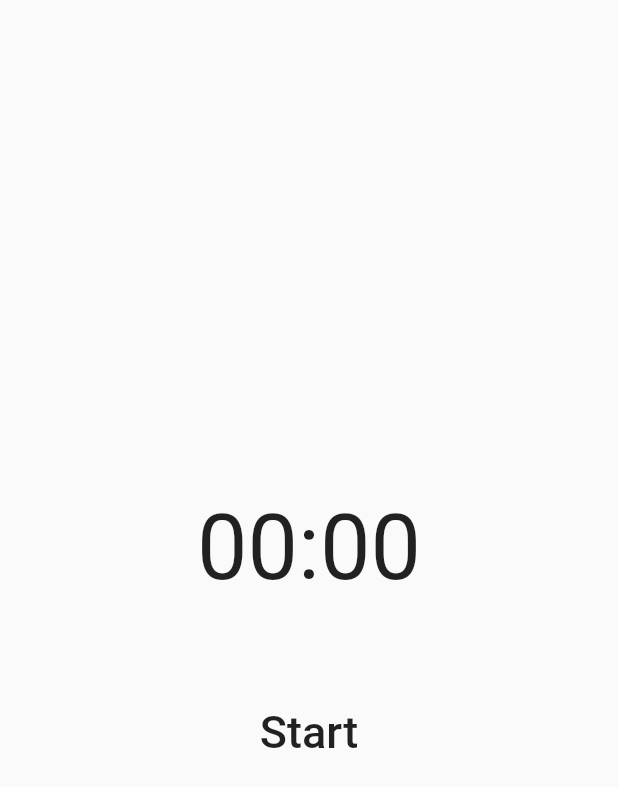
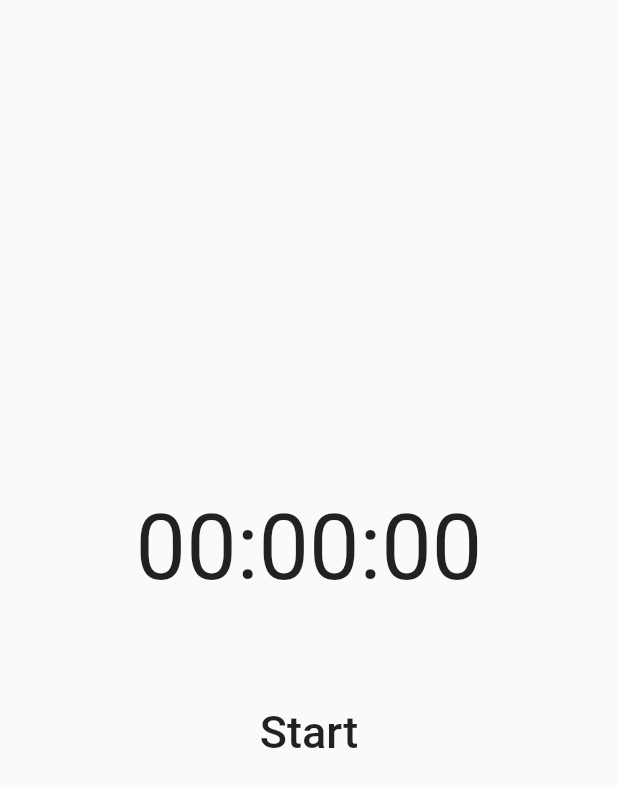
Before and after one commit to martinpelli/flutter_tookane_challenge, a Flutter app: the screen it shows after launch, on a phone screen of 412 x 824 dp. Shown: the top 787 px of the screen. Run offline on Flutter 3.47's test engine with Material 2 defaults, Android fonts, the light colour scheme and no system bars; our stand-ins replace bloc, flutter_bloc.

Commit message:
timer bloc logic

```diff
--- a/lib/main.dart
+++ b/lib/main.dart
@@ -1,4 +1,7 @@
 import 'package:flutter/material.dart';
+import 'package:flutter_bloc/flutter_bloc.dart';
+import 'package:flutter_tookane_challenge/models/ticker_model.dart';
+import 'package:flutter_tookane_challenge/timer/bloc/timer_bloc.dart';
 import 'package:flutter_tookane_challenge/timer/screens/timer_screen.dart';
 
 void main() => runApp(const TookaneChallengeApp());
@@ -8,6 +11,8 @@ class TookaneChallengeApp extends StatelessWidget {
 
   @override
   Widget build(BuildContext context) {
-    return const MaterialApp(debugShowCheckedModeBanner: false, title: 'Tookane Challenge App', home: TimerScreen());
+    return BlocProvider(
+        create: (_) => TimerBloc(ticker: TickerModel()),
+        child: const MaterialApp(debugShowCheckedModeBanner: false, title: 'Tookane Challenge App', home: TimerScreen()));
   }
 }
--- /dev/null
+++ b/lib/models/ticker_model.dart
@@ -0,0 +1,5 @@
+class TickerModel {
+  Stream<int> tick() {
+    return Stream.periodic(const Duration(seconds: 1), (computationCount) => computationCount + 1);
+  }
+}
--- a/lib/timer/bloc/timer_bloc.dart
+++ b/lib/timer/bloc/timer_bloc.dart
@@ -1,13 +1,48 @@
+import 'dart:async';
+
 import 'package:bloc/bloc.dart';
 import 'package:meta/meta.dart';
+
+import '../../models/ticker_model.dart';
 
 part 'timer_event.dart';
 part 'timer_state.dart';
 
 class TimerBloc extends Bloc<TimerEvent, TimerState> {
-  TimerBloc() : super(TimerInitial()) {
-    on<TimerEvent>((event, emit) {
-      // TODO: implement event handler
-    });
+  final TickerModel _ticker;
+
+  StreamSubscription<int>? _tickerSubscription;
+
+  TimerBloc({required TickerModel ticker})
+      : _ticker = ticker,
+        super(const TimerInitialState()) {
+    on<TimerStartEvent>(_timerStart);
+
+    on<TimerTickedEvent>(_timerTicked);
+
+    on<TimerStopEvent>(_timerStop);
+  }
+
+  FutureOr<void> _timerStart(TimerStartEvent event, Emitter<TimerState> emit) {
+    _tickerSubscription?.cancel();
+
+    emit(const TimerStartedState());
+
+    _tickerSubscription = _ticker.tick().listen((seconds) => add(TimerTickedEvent(seconds: seconds)));
+  }
+
+  FutureOr<void> _timerTicked(TimerTickedEvent event, Emitter<TimerState> emit) {
+    emit(TimerTickedState(event.seconds));
+  }
+
+  FutureOr<void> _timerStop(TimerStopEvent event, Emitter<TimerState> emit) {
+    _tickerSubscription?.cancel();
+    emit(const TimerInitialState());
+  }
+
+  @override
+  Future<void> close() {
+    _tickerSubscription?.cancel();
+    return super.close();
   }
 }
--- a/lib/timer/bloc/timer_event.dart
+++ b/lib/timer/bloc/timer_event.dart
@@ -1,4 +1,16 @@
 part of 'timer_bloc.dart';
 
 @immutable
-abstract class TimerEvent {}
+abstract class TimerEvent {
+  const TimerEvent();
+}
+
+class TimerStartEvent extends TimerEvent {}
+
+class TimerStopEvent extends TimerEvent {}
+
+class TimerTickedEvent extends TimerEvent {
+  final int seconds;
+
+  const TimerTickedEvent({required this.seconds});
+}
--- a/lib/timer/bloc/timer_state.dart
+++ b/lib/timer/bloc/timer_state.dart
@@ -1,6 +1,20 @@
 part of 'timer_bloc.dart';
 
 @immutable
-abstract class TimerState {}
+abstract class TimerState {
+  final int seconds;
 
-class TimerInitial extends TimerState {}
+  const TimerState({required this.seconds});
+}
+
+class TimerInitialState extends TimerState {
+  const TimerInitialState() : super(seconds: 0);
+}
+
+class TimerStartedState extends TimerState {
+  const TimerStartedState() : super(seconds: 0);
+}
+
+class TimerTickedState extends TimerState {
+  const TimerTickedState(int time) : super(seconds: time);
+}
--- a/lib/timer/screens/timer_screen.dart
+++ b/lib/timer/screens/timer_screen.dart
@@ -1,6 +1,9 @@
 import 'package:flutter/material.dart';
+import 'package:flutter_bloc/flutter_bloc.dart';
 import 'package:flutter_tookane_challenge/timer/widgets/button_widget.dart';
 import 'package:flutter_tookane_challenge/timer/widgets/timer_widget.dart';
+
+import '../bloc/timer_bloc.dart';
 
 class TimerScreen extends StatelessWidget {
   const TimerScreen({Key? key}) : super(key: key);
@@ -10,10 +13,28 @@ class TimerScreen extends StatelessWidget {
     return Scaffold(
       body: Center(
           child: SizedBox(
-        width: 200,
+        width: 280,
         height: 200,
         child: Column(
-          children: const [TimerWidget(), Spacer(), ButtonWidget()],
+          children: [
+            BlocBuilder<TimerBloc, TimerState>(
+              buildWhen: (_, current) => current is TimerTickedState || current is TimerInitialState,
+              builder: (context, state) {
+                return TimerWidget(seconds: state.seconds);
+              },
+            ),
+            const Spacer(),
+            BlocBuilder<TimerBloc, TimerState>(
+              buildWhen: (_, current) => current is TimerInitialState || current is TimerStartedState,
+              builder: (context, state) {
+                final TimerBloc timerBloc = BlocProvider.of<TimerBloc>(context);
+
+                return state is TimerInitialState
+                    ? ButtonWidget(text: 'Start', onPressed: () => timerBloc.add(TimerStartEvent()))
+                    : ButtonWidget(text: 'Stop', onPressed: () => timerBloc.add(TimerStopEvent()));
+              },
+            )
+          ],
         ),
       )),
     );
--- a/lib/timer/widgets/button_widget.dart
+++ b/lib/timer/widgets/button_widget.dart
@@ -1,10 +1,13 @@
 import 'package:flutter/material.dart';
 
 class ButtonWidget extends StatelessWidget {
-  const ButtonWidget({Key? key}) : super(key: key);
+  final String text;
+  final void Function() onPressed;
+
+  const ButtonWidget({Key? key, required this.onPressed, required this.text}) : super(key: key);
 
   @override
   Widget build(BuildContext context) {
-    return MaterialButton(onPressed: () {}, child: const Text('Start', style: TextStyle(fontSize: 30)));
+    return MaterialButton(onPressed: onPressed, child: Text(text, style: const TextStyle(fontSize: 30)));
   }
 }
--- a/lib/timer/widgets/timer_widget.dart
+++ b/lib/timer/widgets/timer_widget.dart
@@ -1,13 +1,26 @@
 import 'package:flutter/material.dart';
 
 class TimerWidget extends StatelessWidget {
-  const TimerWidget({Key? key}) : super(key: key);
+  final int seconds;
+
+  const TimerWidget({Key? key, required this.seconds}) : super(key: key);
 
   @override
   Widget build(BuildContext context) {
-    return const Padding(
-      padding: EdgeInsets.all(18.0),
-      child: Text('00:00', maxLines: 1, style: TextStyle(fontSize: 60)),
-    );
+    return Padding(padding: const EdgeInsets.all(18.0), child: Text(_getFormattedTime(seconds), maxLines: 1, style: const TextStyle(fontSize: 60)));
+  }
+
+  String _getFormattedTime(int time) {
+    final int hours = (time / 3600).floor();
+    time = time - hours * 3600;
+
+    final int minutes = (time / 60).floor();
+    final int seconds = time - minutes * 60;
+
+    final String formattedHours = hours < 10 ? "0$hours" : "$hours";
+    final String formattedMinutes = minutes < 10 ? "0$minutes" : "$minutes";
+    final String formattedSeconds = seconds < 10 ? "0$seconds" : "$seconds";
+
+    return "$formattedHours:$formattedMinutes:$formattedSeconds";
   }
 }
```
